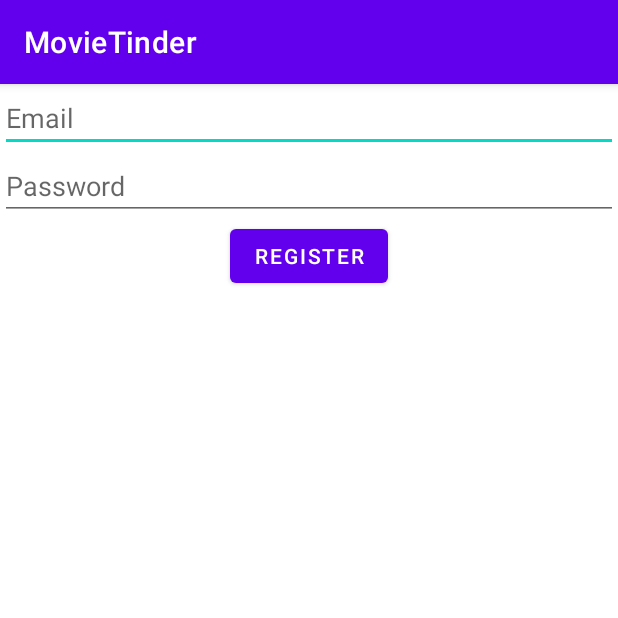
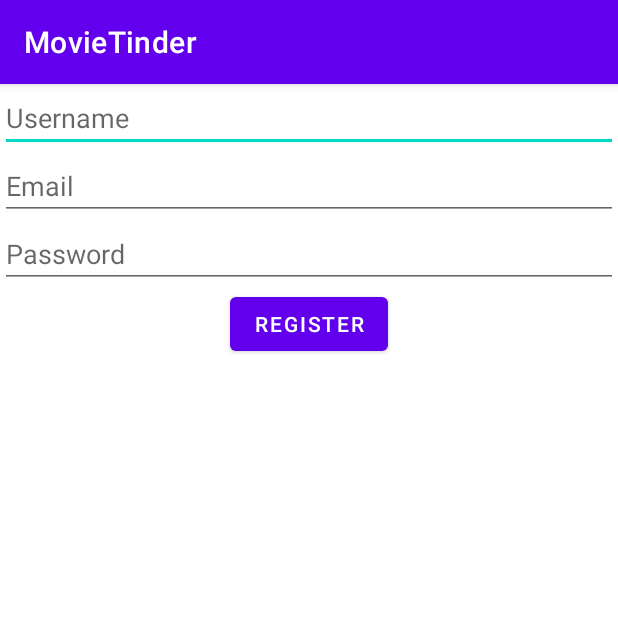
Before and after one commit to soumya225/MovieTinder, an Android app: the RegistrationActivity screen opened directly, with no data from a screen before it, after a tap on "REGISTER", on a phone screen of 412 x 824 dp, the top half of it. Run offline under Robolectric (Android 15) with nearby library versions, the phone set to English and light mode, and no system bars; our stand-ins replace Firebase (no records; nobody signed in at launch, a user with empty details on screens opened directly); network calls fail; 1 statement that could not run was skipped.

```diff
--- a/app/src/main/java/com/example/movietinder/RegistrationActivity.java
+++ b/app/src/main/java/com/example/movietinder/RegistrationActivity.java
@@ -15,12 +15,15 @@ import com.google.android.gms.tasks.Task;
 import com.google.firebase.auth.AuthResult;
 import com.google.firebase.auth.FirebaseAuth;
 import com.google.firebase.auth.FirebaseUser;
+import com.google.firebase.database.DatabaseReference;
+import com.google.firebase.database.FirebaseDatabase;
 
 public class RegistrationActivity extends AppCompatActivity {
 
     private Button registerButton;
     private EditText email;
     private EditText password;
+    private EditText username;
 
     private FirebaseAuth firebaseAuth;
     private FirebaseAuth.AuthStateListener firebaseAuthStateListener;
@@ -47,17 +50,32 @@ public class RegistrationActivity extends AppCompatActivity {
         registerButton = findViewById(R.id.click_to_register_button);
         email = findViewById(R.id.email);
         password = findViewById(R.id.password);
+        username = findViewById(R.id.username);
 
         registerButton.setOnClickListener(new View.OnClickListener() {
             @Override
             public void onClick(View v) {
                 final String emailInput = email.getText().toString();
                 final String passwordInput = password.getText().toString();
+                final String usernameInput = username.getText().toString();
+
+                if(usernameInput.equals(null)) {
+                    Toast.makeText(RegistrationActivity.this, "Please enter a username", Toast.LENGTH_LONG).show();
+                    return;
+                }
+
                 firebaseAuth.createUserWithEmailAndPassword(emailInput, passwordInput).addOnCompleteListener(RegistrationActivity.this, new OnCompleteListener<AuthResult>() {
                     @Override
                     public void onComplete(@NonNull Task<AuthResult> task) {
                         if(!task.isSuccessful()) {
                             Toast.makeText(RegistrationActivity.this, "Error registering", Toast.LENGTH_SHORT).show();
+                        }
+                        else {
+                            String userID = firebaseAuth.getCurrentUser().getUid();
+                            DatabaseReference currentUserDB =
+                                    FirebaseDatabase.getInstance().getReference().child("Users").child("UserID").child("Username");
+                            currentUserDB.setValue(username);
+
                         }
                     }
                 });
--- a/app/src/main/res/layout/activity_registration.xml
+++ b/app/src/main/res/layout/activity_registration.xml
@@ -6,6 +6,12 @@
     android:layout_height="match_parent"
     tools:context=".RegistrationActivity"
     android:orientation="vertical">
+
+    <EditText
+        android:layout_width="match_parent"
+        android:layout_height="wrap_content"
+        android:id="@+id/username"
+        android:hint="Username"/>
 
     <EditText
         android:layout_width="match_parent"
```
Also changed, not shown: app/src/main/java/com/example/movietinder/MainActivity.java (+23 -4 lines), app/src/main/res/layout/activity_main.xml (+14 -3 lines).
